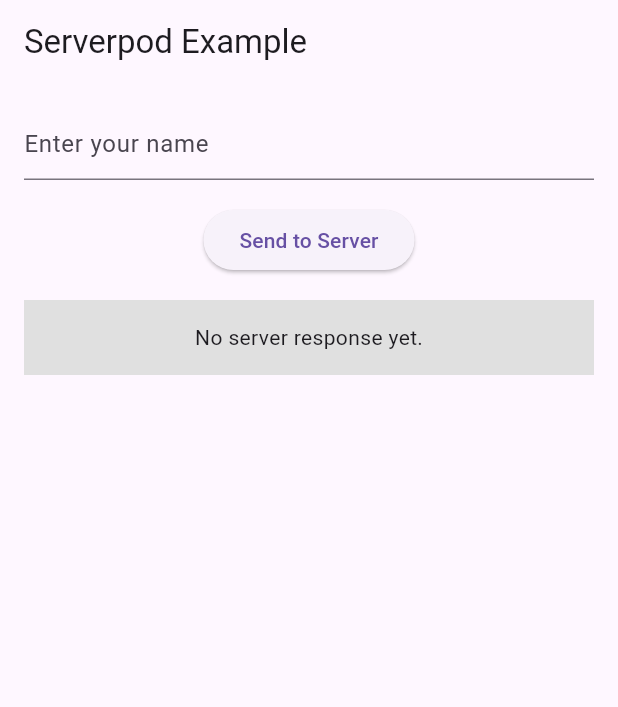
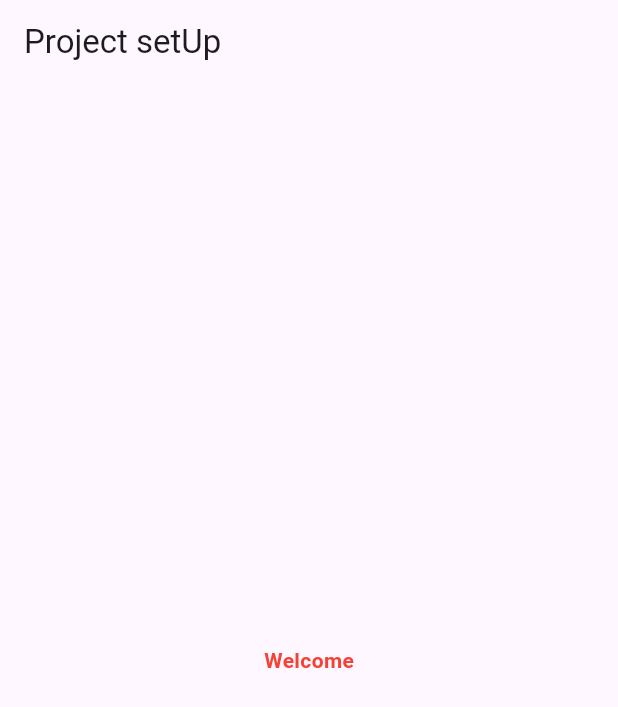
Before and after one commit to Manish8156/project_setup, a Flutter app: the screen it shows after launch, on a phone screen of 412 x 824 dp. Shown: the top 707 px of the screen. Run offline on Flutter 3.47's test engine with Material 3 defaults, Android fonts, the phone set to English and light mode, and no system bars; our stand-ins replace connectivity_plus, device_info_plus, dio, firebase_core, firebase_messaging, flutter_local_notifications and 5 more; missing offline and left inert: serverpod, serverpod_client, serverpod_flutter; accounts and stored records are empty; generated files the repository leaves out were written again.

Commit message:
fcm integrated

```diff
--- a/lib/core/constants/app_enums.dart
+++ b/lib/core/constants/app_enums.dart
@@ -1,6 +1,9 @@
 enum HiveEntityKeys {
   ///logged in user data
-  loggedInUser("loggedInUserData");
+  loggedInUser("loggedInUserData"),
+
+  /// fcm token
+  fcmToken("fcmToken");
 
   final String value;
   const HiveEntityKeys(this.value);
--- a/lib/main.dart
+++ b/lib/main.dart
@@ -1,6 +1,10 @@
+import 'package:project_setup/core/utils/fcm_helper.dart';
 import 'package:project_setup/serverpod_client/client.dart';
 import 'package:flutter/material.dart';
 import 'package:serverpod_flutter/serverpod_flutter.dart';
+import 'package:firebase_core/firebase_core.dart';
+
+import 'injector/injector.dart';
 
 // Sets up a singleton client object that can be used to talk to the server from
 // anywhere in our app. The client is generated from your server code.
@@ -9,7 +13,13 @@ import 'package:serverpod_flutter/serverpod_flutter.dart';
 // production servers.
 var client = Client('http://$localhost:8090/')..connectivityMonitor = FlutterConnectivityMonitor();
 
-void main() {
+void main() async {
+  WidgetsFlutterBinding.ensureInitialized();
+
+  /// not integrate with firebase
+  // await Firebase.initializeApp();
+  await Injector.setUp();
+  // await sl<FCMHelper>().setUpNotification();
   runApp(const MyApp());
 }
 
@@ -23,7 +33,7 @@ class MyApp extends StatelessWidget {
       theme: ThemeData(
         primarySwatch: Colors.blue,
       ),
-      home: const MyHomePage(title: 'Serverpod Example'),
+      home: const MyHomePage(title: 'Project setUp'),
     );
   }
 }
@@ -38,99 +48,18 @@ class MyHomePage extends StatefulWidget {
 }
 
 class MyHomePageState extends State<MyHomePage> {
-  // These fields hold the last result or error message that we've received from
-  // the server or null if no result exists yet.
-  String? _resultMessage;
-  String? _errorMessage;
-
-  final _textEditingController = TextEditingController();
-
-  // Calls the `hello` method of the `example` endpoint. Will set either the
-  // `_resultMessage` or `_errorMessage` field, depending on if the call
-  // is successful.
-  void _callHello() async {
-    try {
-      final result = await client.example.hello(_textEditingController.text);
-      setState(() {
-        _errorMessage = null;
-        _resultMessage = result;
-      });
-    } catch (e) {
-      setState(() {
-        _errorMessage = '$e';
-      });
-    }
-  }
-
   @override
   Widget build(BuildContext context) {
     return Scaffold(
       appBar: AppBar(
         title: Text(widget.title),
       ),
-      body: Padding(
-        padding: const EdgeInsets.all(16),
-        child: Column(
-          children: [
-            Padding(
-              padding: const EdgeInsets.only(bottom: 16.0),
-              child: TextField(
-                controller: _textEditingController,
-                decoration: const InputDecoration(
-                  hintText: 'Enter your name',
-                ),
-              ),
-            ),
-            Padding(
-              padding: const EdgeInsets.only(bottom: 16.0),
-              child: ElevatedButton(
-                onPressed: _callHello,
-                child: const Text('Send to Server'),
-              ),
-            ),
-            _ResultDisplay(
-              resultMessage: _resultMessage,
-              errorMessage: _errorMessage,
-            ),
-          ],
+      body: const Center(
+        child: Text(
+          "Welcome",
+          style: TextStyle(fontWeight: FontWeight.w700, color: Colors.red),
         ),
       ),
     );
   }
 }
-
-// _ResultDisplays shows the result of the call. Either the returned result from
-// the `example.hello` endpoint method or an error message.
-class _ResultDisplay extends StatelessWidget {
-  final String? resultMessage;
-  final String? errorMessage;
-
-  const _ResultDisplay({
-    this.resultMessage,
-    this.errorMessage,
-  });
-
-  @override
-  Widget build(BuildContext context) {
-    String text;
-    Color backgroundColor;
-    if (errorMessage != null) {
-      backgroundColor = Colors.red[300]!;
-      text = errorMessage!;
-    } else if (resultMessage != null) {
-      backgroundColor = Colors.green[300]!;
-      text = resultMessage!;
-    } else {
-      backgroundColor = Colors.grey[300]!;
-      text = 'No server response yet.';
-    }
-
-    return Container(
-      height: 50,
-      color: backgroundColor,
-      child: Center(
-        child: Text(text),
-      ),
-    );
-  }
-}
```
Also changed, not shown: lib/core/network/dio_client.dart (+11 -0 lines), lib/core/utils/fcm_helper.dart (added, +133 -0 lines), lib/core/utils/hive_helper.dart (+34 -2 lines), lib/injector/injector.dart (+11 -0 lines), lib/layers/data/models/notification_model/notification_payload.dart (added, +32 -0 lines), pubspec.yaml (+12 -0 lines), pubspec.lock, 6 other files.
